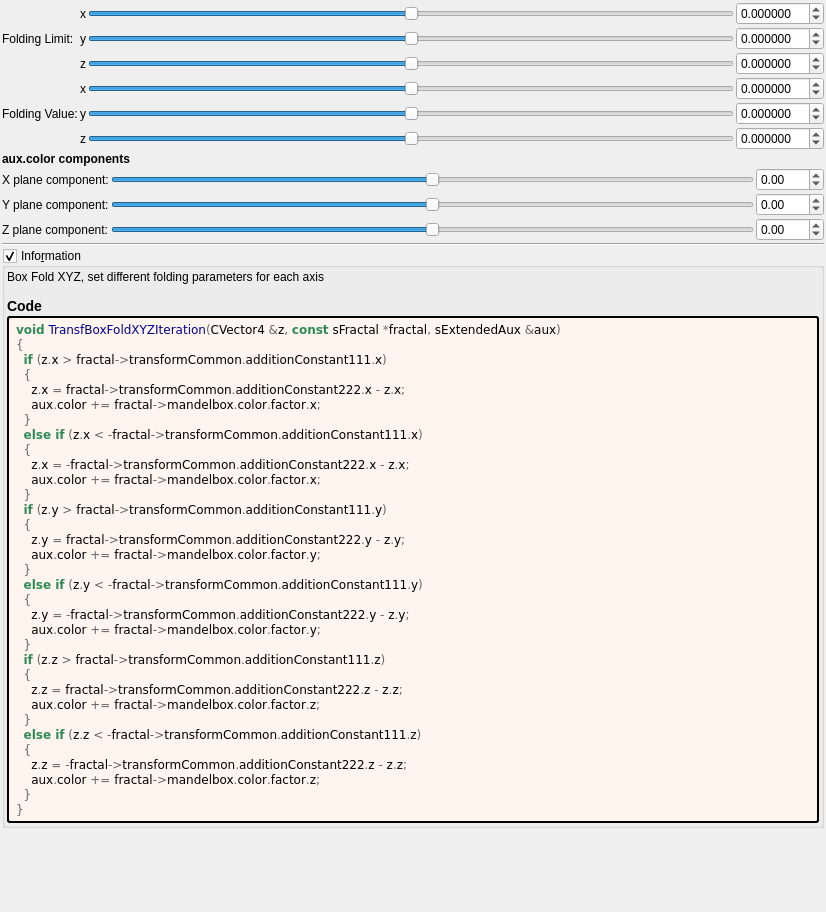
Qt form mandelbulber2/formula/ui/fractal_transf_box_fold_xyz.ui (buddhi1980/mandelbulber2) before a commit.
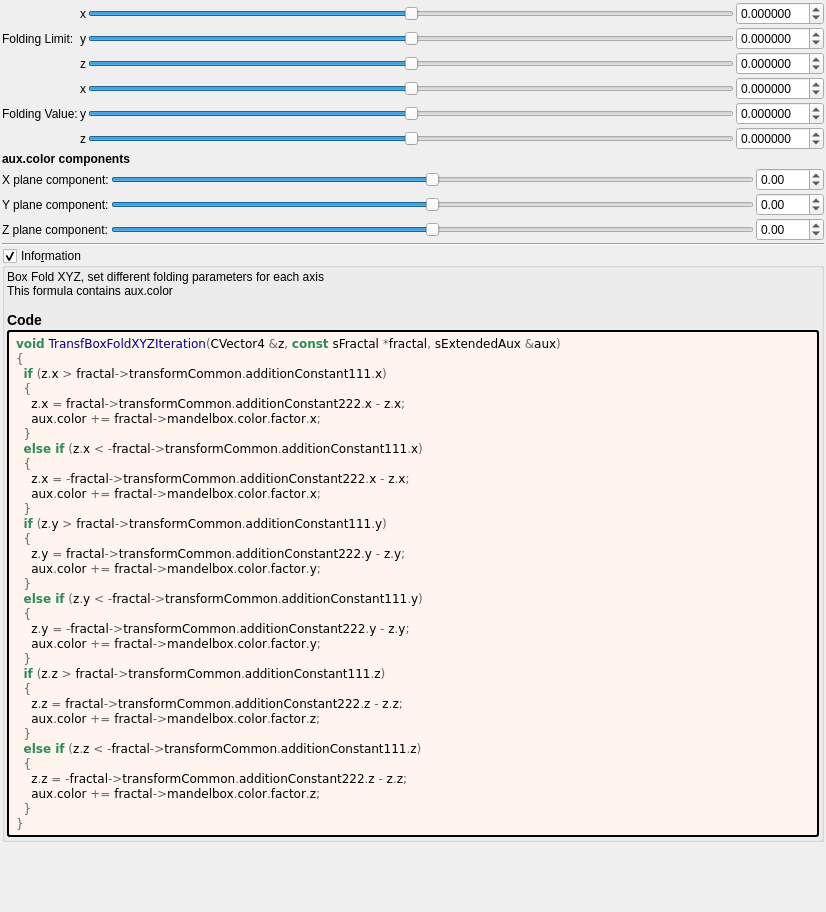
The same form after that commit. Custom widgets are drawn as their Qt base class.

```diff
--- a/mandelbulber2/formula/ui/fractal_transf_box_fold_xyz.ui
+++ b/mandelbulber2/formula/ui/fractal_transf_box_fold_xyz.ui
@@ -620,7 +620,7 @@
       <item>
        <widget class="QLabel" name="label_information_general">
         <property name="text">
-         <string notr="true">&lt;p&gt;Box Fold XYZ, set different folding parameters for each axis&lt;/p&gt;&lt;table&gt;
+		 <string notr="true">&lt;p&gt;Box Fold XYZ, set different folding parameters for each axis&lt;br&gt;This formula contains aux.color&lt;/p&gt;&lt;table&gt;
 &lt;/table&gt;
 &lt;h3&gt;Code&lt;/h3&gt;</string>
         </property>
```
Left out of the diff: 8 changed lines with no effect on the pictures. Lines whose indentation alone changed are shown as unchanged.
